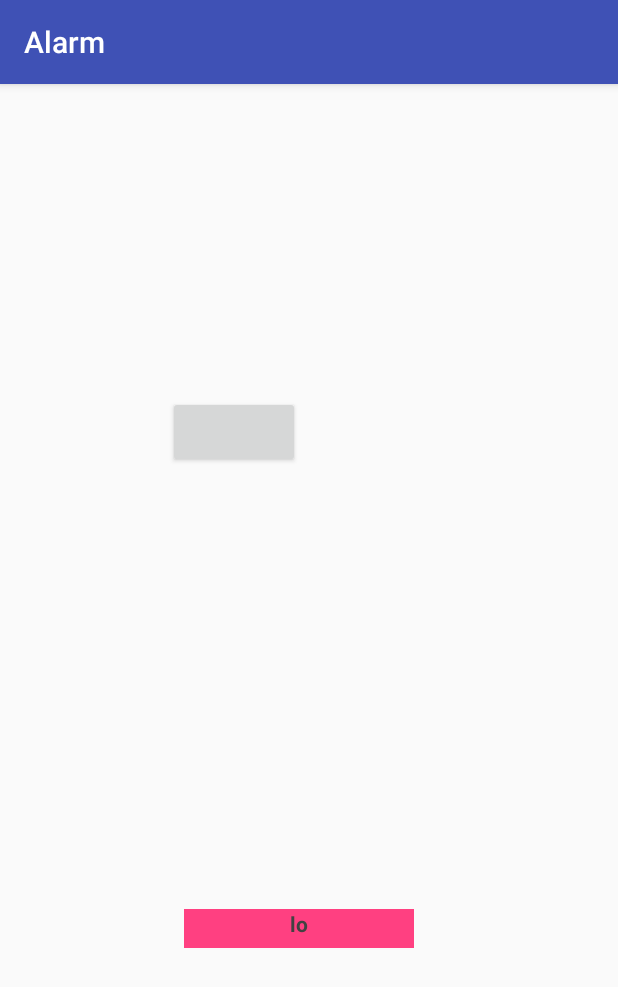
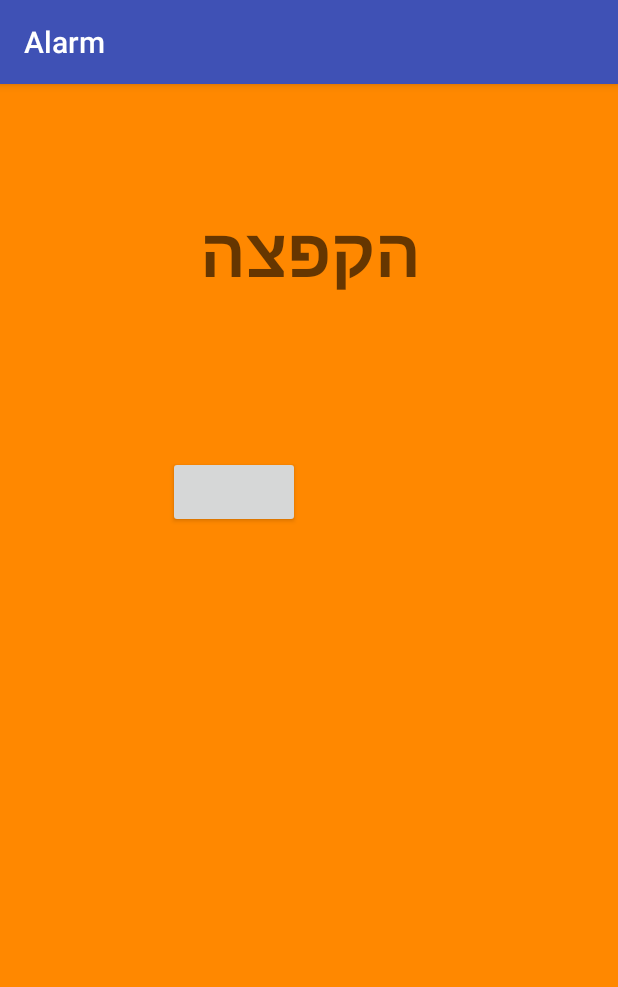
Before and after one commit to gilad449/Alarm, an Android app: the screen it shows after launch (login_activity), on a phone screen of 412 x 824 dp. Shown: the top 987 px of the screen. Run offline under Robolectric (Android 15) with nearby library versions, the phone set to English and light mode, and no system bars; our stand-ins replace Firebase (no records; nobody signed in at launch, a user with empty details on screens opened directly); libraries missing offline, so code that uses them is left out: com.facebook, com.facebook.login; plain views replace LoginButton; 6 statements that could not run were skipped.

Commit message:
pre screw upp version

```diff
--- a/app/src/main/java/gsolutions/alarm/MainActivity.java
+++ b/app/src/main/java/gsolutions/alarm/MainActivity.java
@@ -57,12 +57,9 @@ public class MainActivity extends AppCompatActivity implements View.OnClickListe
         setContentView(R.layout.activity_main);
         // Let's take a look at Toast and Log in action
         // TODO: admati
-        mAuth = FirebaseAuth.getInstance();
         button1 = (Button) findViewById(R.id.button1);
         button1.setOnClickListener(this);
         userInfo = (TextView) findViewById(R.id.userInfo);
-        String name = mAuth.getCurrentUser().getDisplayName();
-        userInfo.setText( name  + "  שלום");
         mp = null;
         checkConnection();
         checkStatus();
@@ -70,12 +67,18 @@ public class MainActivity extends AppCompatActivity implements View.OnClickListe
     }
     private void checkStatus()
     {
+        mAuth = FirebaseAuth.getInstance();
         Intent intent = new Intent(this, login_activity.class);
         FirebaseUser currentUser = mAuth.getCurrentUser();
         if (currentUser == null)
         {
             Log.i("addddmatttttttai", "gggggggggggggreaaaaaaaaaat");
             startActivity(intent);
+        }
+        else
+        {
+            String name = mAuth.getCurrentUser().getDisplayName();
+            userInfo.setText( name  + "  שלום");
         }
     }
     @Override
--- a/app/src/main/java/gsolutions/alarm/login_activity.java
+++ b/app/src/main/java/gsolutions/alarm/login_activity.java
@@ -24,7 +24,6 @@ import com.google.firebase.auth.FirebaseUser;
 
 public class login_activity extends AppCompatActivity {
     public FirebaseAuth mAuth;
-    private TextView status;
     public CallbackManager callbackManager;
     public LoginButton loginButton;
     @Override
@@ -33,7 +32,6 @@ public class login_activity extends AppCompatActivity {
         setContentView(R.layout.login_activity);
         // Auth section
         mAuth = FirebaseAuth.getInstance();
-        status =  (TextView) findViewById(R.id.status);
         callbackManager = CallbackManager.Factory.create();
         System.out.println("was here");
         loginButton = (LoginButton) findViewById(R.id.login_button);
@@ -64,7 +62,6 @@ public class login_activity extends AppCompatActivity {
         super.onStart();
         // Check if user is signed in (non-null) and update UI accordingly.
         Log.i("addddmatttttttai", "la");
-        status.setText("lo");
         checkStatus();
 
     }
--- a/app/src/main/res/layout/login_activity.xml
+++ b/app/src/main/res/layout/login_activity.xml
@@ -4,6 +4,7 @@
     xmlns:tools="http://schemas.android.com/tools"
     android:layout_width="match_parent"
     android:layout_height="match_parent"
+    android:background="@android:color/holo_orange_dark"
     tools:context="gsolutions.alarm.login_activity">
 
     <com.facebook.login.widget.LoginButton
@@ -12,21 +13,21 @@
         android:layout_height="wrap_content"
         android:layout_gravity="center_horizontal"
         android:layout_marginLeft="112dp"
-        android:layout_marginTop="208dp"
+        android:layout_marginTop="248dp"
         app:layout_constraintLeft_toLeftOf="parent"
         app:layout_constraintTop_toTopOf="parent" />
 
     <TextView
-        android:id="@+id/status"
-        android:layout_width="153dp"
-        android:layout_height="26dp"
-        android:layout_marginBottom="192dp"
-        android:layout_marginRight="136dp"
-        android:background="?attr/colorControlActivated"
-        android:text="Out"
+        android:id="@+id/header"
+        android:layout_width="194dp"
+        android:layout_height="87dp"
+        android:layout_marginRight="108dp"
+        android:layout_marginTop="80dp"
+        android:text="הקפצה"
         android:textAlignment="center"
-        android:textColor="@color/cardview_dark_background"
+        android:textAppearance="@style/TextAppearance.AppCompat.Display2"
         android:textStyle="bold"
-        app:layout_constraintBottom_toBottomOf="parent"
-        app:layout_constraintRight_toRightOf="parent" />
+        app:layout_constraintRight_toRightOf="parent"
+        app:layout_constraintTop_toTopOf="parent" />
+
 </android.support.constraint.ConstraintLayout>
```
